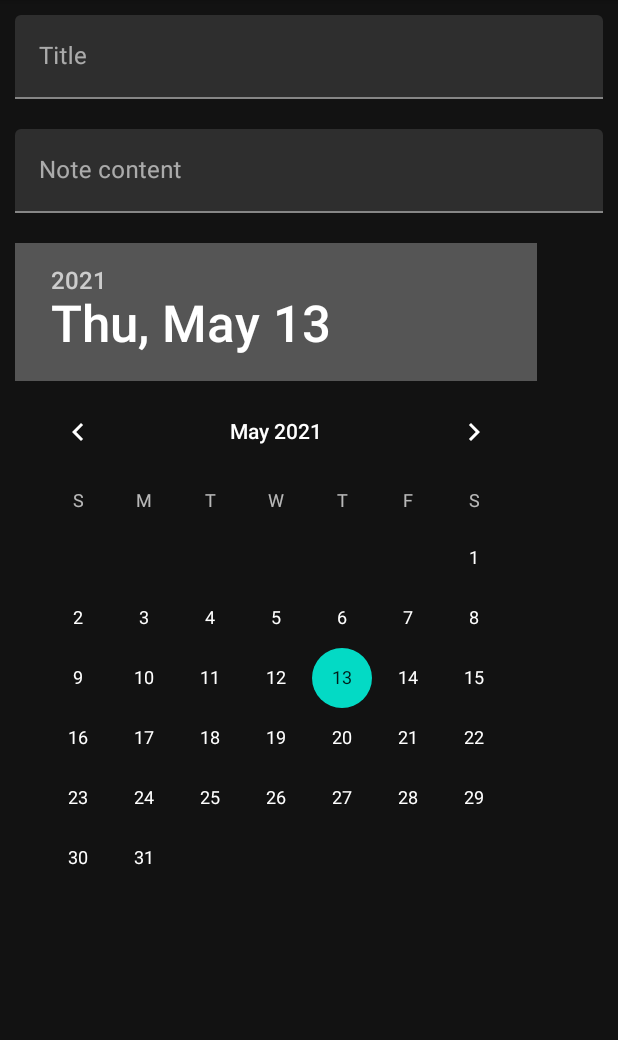
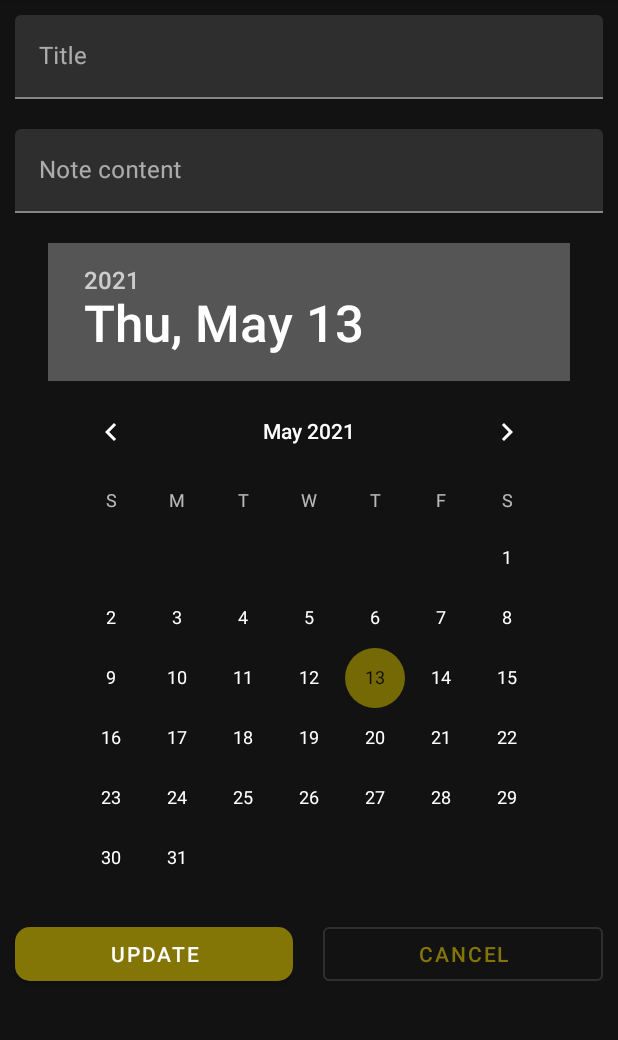
Before and after one commit to Zel1995/notes, an Android app: the fragment EditNoteFragment placed in its activity, on a phone screen of 412 x 824 dp, the part 84-1124 px from its top. Run offline under Robolectric (Android 15) with nearby library versions, the phone set to English and light mode, and no system bars.

Commit message:
add operations for Notes

```diff
--- a/app/src/main/java/com/example/notes/domain/NoteRepository.java
+++ b/app/src/main/java/com/example/notes/domain/NoteRepository.java
@@ -8,4 +8,6 @@ public interface NoteRepository {
     void addNote(Note note);
 
     void deleteNote(int longClickPosition);
+
+    void updateNote(int longClickPosition, Note note);
 }
--- a/app/src/main/java/com/example/notes/domain/NoteRepositoryImpl.java
+++ b/app/src/main/java/com/example/notes/domain/NoteRepositoryImpl.java
@@ -9,9 +9,9 @@ public class NoteRepositoryImpl implements NoteRepository {
     public List<Note> getNotes() {
 
         if(notes == null) {
-            notes = new ArrayList<>(Arrays.asList(new Note("first note", "My first note for app", "01.05.2021")
-                    , new Note("second note", "My second note for app", "02.05.2021")
-                    , new Note("third note", "My third note for app", "03.05.2021")));
+            notes = new ArrayList<>(Arrays.asList(new Note("first note", "1 very important information about this perfect application 1 very important information about this perfect application", "01.05.2021")
+                    , new Note("second note", "2 very important information about this perfect application 2 very important information about this perfect application", "02.05.2021")
+                    , new Note("third note", "3 very important information about this perfect application 3 very important information about this perfect application", "03.05.2021")));
         }
         return notes;
     }
@@ -25,4 +25,12 @@ public class NoteRepositoryImpl implements NoteRepository {
     public void deleteNote(int longClickPosition) {
         getNotes().remove(longClickPosition);
     }
+
+    @Override
+    public void updateNote(int longClickPosition, Note note) {
+        getNotes().remove(longClickPosition);
+        getNotes().add(longClickPosition,note);
+    }
+
+
 }
--- a/app/src/main/java/com/example/notes/ui/MainActivity.java
+++ b/app/src/main/java/com/example/notes/ui/MainActivity.java
@@ -31,8 +31,6 @@ public class MainActivity extends AppCompatActivity implements FragmentList.Note
     private boolean isLandscape;
     private Note currentNote;
     private DrawerLayout drawerLayout;
-    private Toolbar toolbar;
-    private NoteViewModel viewModel;
     private AppRouter router;
 
     @Override
@@ -42,7 +40,6 @@ public class MainActivity extends AppCompatActivity implements FragmentList.Note
         isLandscape = getResources().getBoolean(R.bool.isLandscape);
         router = new AppRouter(getSupportFragmentManager());
         initDrawer();
-        initViewModel();
         if (savedInstanceState == null) {
             router.openFragment(new FragmentList());
             if (isLandscape && currentNote != null) {
@@ -52,9 +49,6 @@ public class MainActivity extends AppCompatActivity implements FragmentList.Note
 
     }
 
-    private void initViewModel() {
-        viewModel = new ViewModelProvider(this).get(NoteViewModel.class);
-    }
 
     @Override
     public boolean onCreateOptionsMenu(Menu menu) {
@@ -70,15 +64,9 @@ public class MainActivity extends AppCompatActivity implements FragmentList.Note
         return super.onOptionsItemSelected(item);
     }
 
-    private void setDefaultNote() {
-        NoteRepositoryImpl noteRepository = new NoteRepositoryImpl();
-        if (!noteRepository.getNotes().isEmpty()) {
-            currentNote = noteRepository.getNotes().get(0);
-        }
-    }
 
     private void initDrawer() {
-        toolbar = findViewById(R.id.toolbar);
+        Toolbar toolbar = findViewById(R.id.toolbar);
         setSupportActionBar(toolbar);
         drawerLayout = findViewById(R.id.drawer_layout);
         NavigationView navigationView = findViewById(R.id.nav_view);
@@ -112,10 +100,12 @@ public class MainActivity extends AppCompatActivity implements FragmentList.Note
     }
 
     private void initFragmentNotes(Note note) {
-        if (isLandscape) {
-            router.initLandscape(note);
-        } else {
-            router.openFragment(FragmentNotes.createFragmentNotes(note));
+        if(note != null){
+            if (isLandscape) {
+                router.initLandscape(note);
+            } else {
+                router.openFragment(FragmentNotes.createFragmentNotes(note));
+            }
         }
     }
 
--- a/app/src/main/java/com/example/notes/ui/edit/EditNoteFragment.java
+++ b/app/src/main/java/com/example/notes/ui/edit/EditNoteFragment.java
@@ -1,22 +1,43 @@
 package com.example.notes.ui.edit;
 
+import android.os.Build;
 import android.os.Bundle;
 import android.view.LayoutInflater;
 import android.view.View;
 import android.view.ViewGroup;
+import android.widget.DatePicker;
 
 import androidx.annotation.NonNull;
 import androidx.annotation.Nullable;
 import androidx.fragment.app.Fragment;
+import androidx.lifecycle.ViewModelProvider;
 
 import com.example.notes.R;
 import com.example.notes.domain.Note;
+import com.example.notes.ui.MainActivity;
+import com.example.notes.ui.list.NoteViewModel;
+import com.google.android.material.button.MaterialButton;
+import com.google.android.material.textfield.TextInputEditText;
+
+import java.util.Objects;
 
 public class EditNoteFragment extends Fragment {
+    private DatePicker datePicker;
+    private TextInputEditText title;
+    private TextInputEditText content;
+    private NoteViewModel viewModel;
+    private MaterialButton btnUpdate;
+    private MaterialButton btnCancel;
+    private String date;
+    private Note note;
+
+    public static final String ARG_POSITION = "ARG_POSITION";
     public static final String ARG_NOTE = "ARG_NOTE";
-    public static EditNoteFragment newInstance(Note note){
+
+    public static EditNoteFragment newInstance(int position, Note note) {
         EditNoteFragment editNoteFragment = new EditNoteFragment();
         Bundle args = new Bundle();
+        args.putInt(ARG_POSITION, position);
         args.putParcelable(ARG_NOTE,note);
         editNoteFragment.setArguments(args);
         return editNoteFragment;
@@ -26,6 +47,67 @@ public class EditNoteFragment extends Fragment {
     @Nullable
     @Override
     public View onCreateView(@NonNull LayoutInflater inflater, @Nullable ViewGroup container, @Nullable Bundle savedInstanceState) {
-        return inflater.inflate(R.layout.fragment_edit,container,false);
+        return inflater.inflate(R.layout.fragment_edit, container, false);
+    }
+
+    @Override
+    public void onViewCreated(@NonNull View view, @Nullable Bundle savedInstanceState) {
+        super.onViewCreated(view, savedInstanceState);
+        if (getArguments() != null) {
+            note = getArguments().getParcelable(ARG_NOTE);
+            date = note.getCurrentDate();
+        }
+        initViewModel();
+        initViews(view);
+        initListeners();
+    }
+
+    private void initViewModel() {
+        viewModel = new ViewModelProvider(requireActivity()).get(NoteViewModel.class);
+    }
+
+    private void initViews(View view) {
+        title = view.findViewById(R.id.edit_title);
+        content = view.findViewById(R.id.edit_content);
+        datePicker = view.findViewById(R.id.date_picker);
+        btnUpdate = view.findViewById(R.id.btn_update_note);
+        btnCancel = view.findViewById(R.id.btn_cancel_update);
+    }
+
+    private void initListeners() {
+        if (Build.VERSION.SDK_INT >= Build.VERSION_CODES.O) {
+            datePicker.setOnDateChangedListener((view, year, monthOfYear, dayOfMonth) -> date = dayOfMonth + "."+ monthOfYear + "." + year);
+        }
+        btnUpdate.setOnClickListener(v -> {
+            if (getArguments() != null) {
+               initNote();
+                viewModel.updateClicked(getArguments().getInt(ARG_POSITION),note);
+            }
+            if(getActivity() instanceof MainActivity){
+                getActivity().onBackPressed();
+            }
+        });
+        btnCancel.setOnClickListener(v -> {
+            if(getActivity() instanceof MainActivity){
+                getActivity().onBackPressed();
+            }
+        });
+    }
+
+    private void initNote() {
+        String myTitle;
+        String myContent;
+        if(Objects.requireNonNull(title.getText()).length() > 0){
+            myTitle = title.getText().toString();
+        }else {
+            myTitle = note.getTitle();
+        }
+        if(Objects.requireNonNull(content.getText()).length() >0){
+            myContent = content.getText().toString();
+        }else {
+            myContent = note.getContent();
+        }
+
+        note =  new Note(myTitle,myContent,date);
     }
 }
--- a/app/src/main/java/com/example/notes/ui/list/FragmentList.java
+++ b/app/src/main/java/com/example/notes/ui/list/FragmentList.java
@@ -20,6 +20,8 @@ import androidx.recyclerview.widget.RecyclerView;
 import com.example.notes.R;
 import com.example.notes.domain.Note;
 import com.example.notes.domain.NoteRepositoryImpl;
+import com.example.notes.ui.MainActivity;
+import com.example.notes.ui.edit.EditNoteFragment;
 
 import java.util.List;
 
@@ -27,6 +29,7 @@ public class FragmentList extends Fragment implements NoteAdapter.NoteAdapterCli
     private NoteClickListener onListClick;
     NoteViewModel viewModel;
     private NoteAdapter adapter;
+    private RecyclerView recyclerView;
 
     @Override
     public void noteAdapterClickListener(Note note) {
@@ -35,7 +38,7 @@ public class FragmentList extends Fragment implements NoteAdapter.NoteAdapterCli
 
 
     public interface NoteClickListener {
-        public void noteClickListener(Note note);
+        void noteClickListener(Note note);
     }
 
     @Nullable
@@ -63,19 +66,13 @@ public class FragmentList extends Fragment implements NoteAdapter.NoteAdapterCli
 
     private void initViewModel() {
         viewModel = new ViewModelProvider(requireActivity()).get(NoteViewModel.class);
-        viewModel.getNotesLiveData().observe(getViewLifecycleOwner(), new Observer<List<Note>>() {
-            @Override
-            public void onChanged(List<Note> notes) {
-                adapter.setData(notes);
-            }
-        });
+        viewModel.getNotesLiveData().observe(getViewLifecycleOwner(), notes -> adapter.setData(notes));
 
     }
 
     private void initRecyclerView(View view) {
-        RecyclerView recyclerView = view.findViewById(R.id.recycler_view);
+        recyclerView = view.findViewById(R.id.recycler_view);
         adapter = new NoteAdapter(this);
-        List<Note> notes = new NoteRepositoryImpl().getNotes();
         LinearLayoutManager layoutManager = new LinearLayoutManager(getActivity(),LinearLayoutManager.VERTICAL,false);
         adapter.setListener(this);
         recyclerView.setAdapter(adapter);
@@ -90,14 +87,16 @@ public class FragmentList extends Fragment implements NoteAdapter.NoteAdapterCli
 
     @Override
     public boolean onContextItemSelected(@NonNull MenuItem item) {
-        if(item.getItemId() == R.id.action_open){
-            Toast.makeText(requireContext(),"open",Toast.LENGTH_SHORT).show();
-        }else if(item.getItemId() == R.id.action_update){
-            Toast.makeText(requireContext(),"update",Toast.LENGTH_SHORT).show();
+       if(item.getItemId() == R.id.action_update){
+            if(getActivity() instanceof MainActivity){
+                int position = adapter.getLongClickPosition();
+                ((MainActivity) getActivity()).getRouter().openFragment(EditNoteFragment.newInstance(position,adapter.getNoteByPosition(position)));
+            }
+            return true;
         }else if(item.getItemId() == R.id.action_delete){
             viewModel.deleteClicked(adapter.getLongClickPosition());
             Toast.makeText(requireContext(),"delete",Toast.LENGTH_SHORT).show();
-
+            return true;
         }
         return super.onContextItemSelected(item);
 
--- a/app/src/main/java/com/example/notes/ui/list/NoteAdapter.java
+++ b/app/src/main/java/com/example/notes/ui/list/NoteAdapter.java
@@ -33,19 +33,21 @@ public class NoteAdapter extends RecyclerView.Adapter<NoteAdapter.ViewHolder> {
         return longClickPosition;
     }
 
-    public void setLongClickPosition(int longClickPosition) {
-        this.longClickPosition = longClickPosition;
-    }
-
     public interface NoteAdapterClickListener {
         void noteAdapterClickListener(Note note);
+    }
+    public Note getNoteByPosition(int position){
+        if(data.size()> position) return data.get(position);
+        return new Note("empty","empty","empty");
     }
 
     public void setData(List<Note> toAdd) {
         NotesDiffutilCallback callback = new NotesDiffutilCallback(this.data, toAdd);
         DiffUtil.DiffResult result = DiffUtil.calculateDiff(callback);
 
+        this.data.clear();
         this.data.addAll(toAdd);
+
         result.dispatchUpdatesTo(this);
     }
     @NonNull
@@ -78,20 +80,15 @@ public class NoteAdapter extends RecyclerView.Adapter<NoteAdapter.ViewHolder> {
             title = itemView.findViewById(R.id.item_title);
             content = itemView.findViewById(R.id.item_content);
             date = itemView.findViewById(R.id.item_date);
-            itemView.setOnClickListener(new View.OnClickListener() {
-                @Override
-                public void onClick(View v) {
-                    if (listener != null) {
-                        listener.noteAdapterClickListener(data.get(getAdapterPosition()));
-                    }
-                }
+            fragmentList.registerForContextMenu(itemView);
+            itemView.setOnLongClickListener(v -> {
+                longClickPosition = getAdapterPosition();
+                itemView.showContextMenu();
+                return true;
             });
-            itemView.setOnLongClickListener(new View.OnLongClickListener() {
-                @Override
-                public boolean onLongClick(View v) {
-                    itemView.showContextMenu();
-                    longClickPosition = getAdapterPosition();
-                    return true;
+            itemView.setOnClickListener(v -> {
+                if (listener != null) {
+                    listener.noteAdapterClickListener(data.get(getAdapterPosition()));
                 }
             });
         }
--- a/app/src/main/java/com/example/notes/ui/list/NoteViewModel.java
+++ b/app/src/main/java/com/example/notes/ui/list/NoteViewModel.java
@@ -31,8 +31,12 @@ public class NoteViewModel extends ViewModel {
         notesLiveData.setValue(noteRepository.getNotes());
     }
 
+    public void updateClicked(int longClickPosition,Note note){
+        noteRepository.updateNote(longClickPosition,note);
+        requestNotes();
+    }
     public void deleteClicked(int longClickPosition) {
         noteRepository.deleteNote(longClickPosition);
-        notesLiveData.postValue(noteRepository.getNotes());
+        requestNotes();
     }
 }
--- a/app/src/main/res/layout/fragment_edit.xml
+++ b/app/src/main/res/layout/fragment_edit.xml
@@ -1,8 +1,14 @@
 <?xml version="1.0" encoding="utf-8"?>
+<androidx.core.widget.NestedScrollView xmlns:android="http://schemas.android.com/apk/res/android"
+    android:layout_width="match_parent"
+    xmlns:app="http://schemas.android.com/apk/res-auto"
+    android:orientation="vertical"
+    android:layout_height="match_parent">
     <LinearLayout
-    xmlns:android="http://schemas.android.com/apk/res/android" android:layout_width="match_parent"
+        android:layout_width="match_parent"
         android:layout_height="match_parent"
         android:orientation="vertical">
+
         <com.google.android.material.textfield.TextInputLayout
             android:layout_width="match_parent"
             android:layout_height="wrap_content"
@@ -25,9 +31,32 @@
         </com.google.android.material.textfield.TextInputLayout>
 
         <DatePicker
-        android:layout_gravity="center_horizontal"
             android:id="@+id/date_picker"
+            android:datePickerMode="calendar"
             android:layout_margin="10dp"
+            android:layout_gravity="center"
+            android:layout_width="wrap_content"
+            android:layout_height="wrap_content"/>
+        <LinearLayout
             android:layout_width="match_parent"
-        android:layout_height="wrap_content"/>
+            android:layout_height="wrap_content"
+            android:orientation="horizontal">
+            <com.google.android.material.button.MaterialButton
+                android:id="@+id/btn_update_note"
+                android:layout_width="wrap_content"
+                android:layout_height="wrap_content"
+                app:cornerRadius="10dp"
+                android:text="@string/update"
+                android:layout_weight="1"
+                android:layout_margin="10dp"/>
+            <com.google.android.material.button.MaterialButton
+                android:id="@+id/btn_cancel_update"
+                android:text="@string/cancel"
+                android:layout_width="wrap_content"
+                style="@style/Widget.MaterialComponents.Button.OutlinedButton"
+                android:layout_height="wrap_content"
+                android:layout_weight="1"
+                android:layout_margin="10dp"/>
         </LinearLayout>
+    </LinearLayout>
+</androidx.core.widget.NestedScrollView>
--- a/app/src/main/res/menu/context_menu.xml
+++ b/app/src/main/res/menu/context_menu.xml
@@ -2,11 +2,6 @@
 <menu xmlns:android="http://schemas.android.com/apk/res/android"
     xmlns:app="http://schemas.android.com/apk/res-auto">
 
-    <item
-        app:showAsAction="ifRoom"
-        android:id="@+id/action_open"
-        android:icon="@drawable/add_icon"
-        android:title="Open"/>
     <item
         app:showAsAction="ifRoom"
         android:id="@+id/action_update"
--- a/app/src/main/res/values/strings.xml
+++ b/app/src/main/res/values/strings.xml
@@ -6,4 +6,9 @@
     <string name="default_info_about_user">default info about user</string>
     <string name="close">close</string>
     <string name="open">open</string>
+    <string name="update">update</string>
+    <string name="cancel">cancel</string>
+    <string name="edit_note_content">Note content</string>
+    <string name="add_note">Add Note</string>
+    <string name="hint_title">Title</string>
 </resources>
--- a/app/src/main/res/values/themes.xml
+++ b/app/src/main/res/values/themes.xml
@@ -2,11 +2,11 @@
     <!-- Base application theme. -->
     <style name="Theme.Notes" parent="Theme.MaterialComponents.NoActionBar">
         <!-- Primary brand color. -->
-        <item name="colorPrimary">#605600</item>
+        <item name="colorPrimary">#837607</item>
         <item name="colorPrimaryVariant">@color/purple_700</item>
         <item name="colorOnPrimary">@color/white</item>
         <!-- Secondary brand color. -->
-        <item name="colorSecondary">@color/teal_200</item>
+        <item name="colorSecondary">#756905</item>
         <item name="colorSecondaryVariant">@color/teal_700</item>
         <item name="colorOnSecondary">@color/black</item>
         <!-- Customize your theme here. -->
```
Also changed, not shown: app/src/main/java/com/example/notes/domain/router/AppRouter.java (+3 -6 lines), app/src/main/java/com/example/notes/ui/AddFragment.java (+4 -12 lines), app/src/main/java/com/example/notes/ui/FragmentNotes.java (+0 -7 lines), app/src/main/res/layout/add_fragment.xml (+5 -5 lines), app/src/main/res/layout/note_item.xml (+5 -8 lines). Lines whose indentation alone changed are shown as unchanged.
